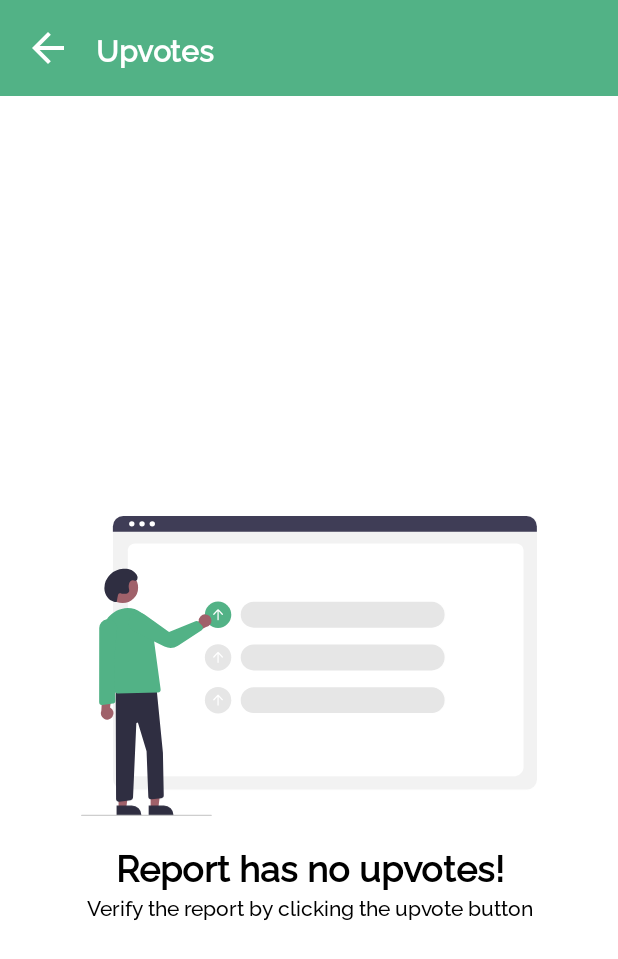
After one commit to ChickenCombo/disaster-online-reporting-application, an Android app: the UpvotesActivity screen opened directly, with no data from a screen before it, on a phone screen of 412 x 824 dp. The commit adds this screen. Shown: the top 959 px of the screen. Run offline under Robolectric (Android 15) with nearby library versions, the phone set to English and light mode, and no system bars; our stand-ins replace Firebase (no records; nobody signed in at launch, a user with empty details on screens opened directly).

Commit message:
Added UpvotesActivity to view the list of user's who upvoted a report

```diff
--- a/app/src/main/AndroidManifest.xml
+++ b/app/src/main/AndroidManifest.xml
@@ -16,6 +16,9 @@
         android:roundIcon="@mipmap/ic_launcher_round"
         android:supportsRtl="true"
         android:theme="@style/Theme.DORAV4">
+        <activity
+            android:name=".activities.UpvotesActivity"
+            android:exported="false" />
         <activity
             android:name=".activities.AdvisoriesActivity"
             android:exported="false" />
--- /dev/null
+++ b/app/src/main/java/com/app/dorav4/activities/UpvotesActivity.java
@@ -0,0 +1,114 @@
+package com.app.dorav4.activities;
+
+import androidx.annotation.NonNull;
+import androidx.appcompat.app.AppCompatActivity;
+import androidx.constraintlayout.widget.ConstraintLayout;
+import androidx.recyclerview.widget.LinearLayoutManager;
+import androidx.recyclerview.widget.RecyclerView;
+
+import android.content.Intent;
+import android.os.Bundle;
+import android.view.View;
+import android.widget.ImageView;
+import android.widget.TextView;
+
+import com.app.dorav4.R;
+import com.app.dorav4.adapters.UpvotesAdapter;
+import com.app.dorav4.models.Upvotes;
+import com.google.firebase.database.DataSnapshot;
+import com.google.firebase.database.DatabaseError;
+import com.google.firebase.database.DatabaseReference;
+import com.google.firebase.database.FirebaseDatabase;
+import com.google.firebase.database.ValueEventListener;
+
+import java.util.ArrayList;
+import java.util.List;
+
+public class UpvotesActivity extends AppCompatActivity {
+    TextView tvToolbarHeader;
+    RecyclerView recyclerView;
+    ImageView ivBack;
+    ConstraintLayout emptyView;
+
+    List<Upvotes> upvotesList;
+    UpvotesAdapter upvotesAdapter;
+
+    DatabaseReference upvotesReference, usersReference;
+
+    String reportId;
+
+    @Override
+    protected void onCreate(Bundle savedInstanceState) {
+        super.onCreate(savedInstanceState);
+        setContentView(R.layout.activity_upvotes);
+
+        tvToolbarHeader = findViewById(R.id.tvToolbarHeader);
+        ivBack = findViewById(R.id.ivBack);
+        recyclerView = findViewById(R.id.recyclerView);
+        emptyView = findViewById(R.id.emptyView);
+
+        // Set toolbar header
+        tvToolbarHeader.setText("Upvotes");
+
+        // Get reportId from previous activity
+        Intent intent = getIntent();
+        reportId = intent.getStringExtra("reportId");
+
+        upvotesList = new ArrayList<>();
+
+        upvotesReference = FirebaseDatabase.getInstance().getReference("Reports").child(reportId).child("Upvotes").child(reportId);
+        usersReference = FirebaseDatabase.getInstance().getReference("Users");
+
+        // ivBack OnClickListener
+        ivBack.setOnClickListener(v -> finish());
+
+        loadUpvotes();
+    }
+
+    // Get the list of all users who upvoted
+    private void loadUpvotes() {
+        upvotesReference.addValueEventListener(new ValueEventListener() {
+            @Override
+            public void onDataChange(@NonNull DataSnapshot snapshot) {
+                upvotesList.clear();
+
+                // Get the uid of the user who upvoted
+                for (DataSnapshot ds: snapshot.getChildren()) {
+                    String uid = ds.getRef().getKey();
+
+                    // Get the user's details based on their uid
+                    usersReference.orderByKey().equalTo(uid).addValueEventListener(new ValueEventListener() {
+                        @Override
+                        public void onDataChange(@NonNull DataSnapshot snapshot) {
+                            for (DataSnapshot ds: snapshot.getChildren()) {
+                                // Add the user's info into the list
+                                Upvotes upvotes = ds.getValue(Upvotes.class);
+                                upvotesList.add(upvotes);
+                                upvotesAdapter = new UpvotesAdapter(UpvotesActivity.this, upvotesList);
+                                recyclerView.setAdapter(upvotesAdapter);
+                            }
+
+                            // Show emptyView if recyclerView is empty
+                            if (upvotesList.size() == 0) {
+                                recyclerView.setVisibility(View.GONE);
+                            } else {
+                                recyclerView.setVisibility(View.VISIBLE);
+                                emptyView.setVisibility(View.GONE);
+                            }
+                        }
+
+                        @Override
+                        public void onCancelled(@NonNull DatabaseError error) {
+
+                        }
+                    });
+                }
+            }
+
+            @Override
+            public void onCancelled(@NonNull DatabaseError error) {
+
+            }
+        });
+    }
+}
--- /dev/null
+++ b/app/src/main/res/drawable/img_upvote.xml
@@ -0,0 +1,90 @@
+<vector xmlns:android="http://schemas.android.com/apk/res/android"
+    android:width="724.7238dp"
+    android:height="476.68454dp"
+    android:viewportWidth="724.7238"
+    android:viewportHeight="476.68454">
+  <path
+      android:pathData="M708.224,434.548L67.385,434.548a16.519,16.519 0,0 1,-16.5 -16.5L50.885,22.894a12.102,12.102 0,0 1,12.088 -12.088L712.427,10.806a12.311,12.311 0,0 1,12.297 12.297L724.724,418.048A16.519,16.519 0,0 1,708.224 434.548Z"
+      android:fillColor="#f2f2f2"/>
+  <path
+      android:pathData="M687.504,413.716L90.259,413.716c-8.755,0 -15.878,-6.67 -15.878,-14.868v-344.105c0,-6.08 5.278,-11.027 11.766,-11.027L691.421,43.715c6.595,0 11.961,5.028 11.961,11.208L703.382,398.847C703.382,407.046 696.259,413.716 687.504,413.716Z"
+      android:fillColor="#fff"/>
+  <path
+      android:pathData="M724.494,24.95L50.654,24.95v-8.4a16.574,16.574 0,0 1,16.56 -16.55L707.934,0a16.574,16.574 0,0 1,16.56 16.55Z"
+      android:fillColor="#3f3d56"/>
+  <path
+      android:pathData="M80.749,12.5m-4.283,0a4.283,4.283 0,1 1,8.567 0a4.283,4.283 0,1 1,-8.567 0"
+      android:fillColor="#fff"/>
+  <path
+      android:pathData="M97.008,12.5m-4.283,0a4.283,4.283 0,1 1,8.567 0a4.283,4.283 0,1 1,-8.567 0"
+      android:fillColor="#fff"/>
+  <path
+      android:pathData="M113.267,12.5m-4.283,0a4.283,4.283 0,1 1,8.567 0a4.283,4.283 0,1 1,-8.567 0"
+      android:fillColor="#fff"/>
+  <path
+      android:pathData="M274.352,136.382L557.325,136.382A20.514,20.514 0,0 1,577.839 156.895L577.839,156.895A20.514,20.514 0,0 1,557.325 177.409L274.352,177.409A20.514,20.514 0,0 1,253.839 156.895L253.839,156.895A20.514,20.514 0,0 1,274.352 136.382z"
+      android:fillColor="#e6e6e6"/>
+  <path
+      android:pathData="M274.352,204.27L557.325,204.27A20.514,20.514 0,0 1,577.839 224.784L577.839,224.784A20.514,20.514 0,0 1,557.325 245.298L274.352,245.298A20.514,20.514 0,0 1,253.839 224.784L253.839,224.784A20.514,20.514 0,0 1,274.352 204.27z"
+      android:fillColor="#e6e6e6"/>
+  <path
+      android:pathData="M274.352,272.159L557.325,272.159A20.514,20.514 0,0 1,577.839 292.673L577.839,292.673A20.514,20.514 0,0 1,557.325 313.187L274.352,313.187A20.514,20.514 0,0 1,253.839 292.673L253.839,292.673A20.514,20.514 0,0 1,274.352 272.159z"
+      android:fillColor="#e6e6e6"/>
+  <path
+      android:pathData="M217.839,224.784m-21,0a21,21 0,1 1,42 0a21,21 0,1 1,-42 0"
+      android:fillColor="#e6e6e6"/>
+  <path
+      android:pathData="M225.337,223.338l-6.376,-6.858a1.53,1.53 0,0 0,-2.242 -0l-6.377,6.858a1.001,1.001 0,1 0,1.466 1.363l5.031,-5.412v13.288a1,1 0,0 0,2 0L218.838,219.285l5.033,5.416a1.001,1.001 0,0 0,1.466 -1.363Z"
+      android:fillColor="#fff"/>
+  <path
+      android:pathData="M217.839,292.673m-21,0a21,21 0,1 1,42 0a21,21 0,1 1,-42 0"
+      android:fillColor="#e6e6e6"/>
+  <path
+      android:pathData="M225.337,291.227l-6.376,-6.858a1.53,1.53 0,0 0,-2.242 -0l-6.377,6.858a1.001,1.001 0,1 0,1.466 1.363l5.031,-5.412v13.288a1,1 0,0 0,2 0L218.838,287.173l5.033,5.416a1.001,1.001 0,0 0,1.466 -1.363Z"
+      android:fillColor="#fff"/>
+  <path
+      android:pathData="M217.839,156.895m-21,0a21,21 0,1 1,42 0a21,21 0,1 1,-42 0"
+      android:fillColor="#52b286"/>
+  <path
+      android:pathData="M225.337,155.449l-6.376,-6.858a1.53,1.53 0,0 0,-2.242 -0l-6.377,6.858a1.001,1.001 0,1 0,1.466 1.363l5.031,-5.412L216.838,164.688a1,1 0,0 0,2 0L218.838,151.396l5.033,5.416a1.001,1.001 0,0 0,1.466 -1.363Z"
+      android:fillColor="#fff"/>
+  <path
+      android:pathData="M198.147,156.334a10.056,10.056 0,0 0,-10.986 10.819l-32.707,14.395 15.602,10.071 28.667,-15.214a10.11,10.11 0,0 0,-0.576 -20.071Z"
+      android:fillColor="#a0616a"/>
+  <path
+      android:pathData="M66.215,113.817m-24.561,0a24.561,24.561 0,1 1,49.122 0a24.561,24.561 0,1 1,-49.122 0"
+      android:fillColor="#a0616a"/>
+  <path
+      android:pathData="M110.667,464.031l12.26,-0.001l5.832,-47.288l-18.094,0.001l0.002,47.288z"
+      android:fillColor="#a0616a"/>
+  <path
+      android:pathData="M107.54,460.028l24.144,-0.001h0.001A15.386,15.386 0,0 1,147.071 475.413v0.5l-39.531,0.001Z"
+      android:fillColor="#2f2e41"/>
+  <path
+      android:pathData="M59.667,464.031l12.26,-0.001l5.832,-47.288l-18.094,0.001l0.002,47.288z"
+      android:fillColor="#a0616a"/>
+  <path
+      android:pathData="M56.54,460.028l24.144,-0.001h0.001A15.386,15.386 0,0 1,96.071 475.413v0.5l-39.531,0.001Z"
+      android:fillColor="#2f2e41"/>
+  <path
+      android:pathData="M57.272,452.834a4.501,4.501 0,0 1,-1.524 -3.36l-0.577,-177.201 64.022,-2.468 0.47,-0.018 10.529,106.292 1.319,67.714a4.485,4.485 0,0 1,-3.973 4.557l-15.541,1.829a4.498,4.498 0,0 1,-5.023 -4.295L104.208,373.947l-13.434,-44.784a1.5,1.5 0,0 0,-2.857 0.554l-5.229,117.764a4.493,4.493 0,0 1,-3.944 4.235l-17.946,2.209a4.489,4.489 0,0 1,-3.525 -1.091Z"
+      android:fillColor="#2f2e41"/>
+  <path
+      android:pathData="M53.227,278.562l-18.968,-77.029c-5.91,-24.002 7.591,-48.169 30.097,-53.872a38.196,38.196 0,0 1,31.108 5.547,44.132 44.132,0 0,1 18.68,30.792l12.39,91.191a4.5,4.5 0,0 1,-4.341 5.104l-64.479,1.689c-0.039,0.001 -0.078,0.001 -0.117,0.001A4.526,4.526 0,0 1,53.227 278.562Z"
+      android:fillColor="#52b286"/>
+  <path
+      android:pathData="M132.688,207.397l-48.088,-23.357A16.155,16.155 0,1 1,101.046 156.362l38.909,27.786 42.002,-16.726a4.484,4.484 0,0 1,4.932 1.087l5.665,5.98a4.499,4.499 0,0 1,-0.799 6.856l-37.602,24.67a21.882,21.882 0,0 1,-21.464 1.381Z"
+      android:fillColor="#52b286"/>
+  <path
+      android:pathData="M56.716,136.836a12.909,12.909 0,0 1,-5.596 -1.156c-0.783,-0.345 -1.596,-0.628 -2.378,-0.973 -6.904,-3.045 -11.453,-11.439 -11.615,-19.886a30.305,30.305 0,0 1,9.36 -22.05,33.71 33.71,0 0,1 20.442,-8.819c7.95,-0.691 16.902,1.61 21.344,9.168a8.845,8.845 0,0 1,1.309 6.882,4.504 4.504,0 0,1 -1.087,1.906c-1.984,2.015 -3.962,0.5 -5.984,0.366 -2.78,-0.184 -5.277,2.385 -6.174,5.394s-0.502,6.322 0.222,9.391l0.013,0.057a5.149,5.149 0,0 1,-4.56 6.277c-3.057,0.276 -6.416,0.448 -7.375,-0.002 -1.877,-0.881 -4.4,-0.685 -5.492,1.267a7.61,7.61 0,0 0,-0.694 2.289c-0.98,5.095 -0.754,4.795 -1.734,9.89Z"
+      android:fillColor="#2f2e41"/>
+  <path
+      android:pathData="M49.77,319.438a10.056,10.056 0,0 0,-3.573 -15l4.606,-35.437 -16.691,8.139 -1.815,32.403a10.11,10.11 0,0 0,17.473 9.893Z"
+      android:fillColor="#a0616a"/>
+  <path
+      android:pathData="M51.686,297.851a4.601,4.601 0,0 1,-0.937 0.22l-16.845,2.13a4.5,4.5 0,0 1,-5.064 -4.469l0.133,-117.622a14.265,14.265 0,0 1,12.16 -14.027h0a14.189,14.189 0,0 1,16.15 15.406l-4.894,50.688 2.294,63.266A4.474,4.474 0,0 1,51.686 297.851Z"
+      android:fillColor="#52b286"/>
+  <path
+      android:pathData="M207,476.685h-206a1,1 0,0 1,0 -2h206a1,1 0,1 1,0 2Z"
+      android:fillColor="#ccc"/>
+</vector>
--- a/app/src/main/res/layout/activity_comments.xml
+++ b/app/src/main/res/layout/activity_comments.xml
@@ -209,7 +209,8 @@
                 android:id="@+id/recyclerView"
                 android:visibility="visible"
                 android:layout_width="match_parent"
-                android:layout_height="wrap_content" />
+                android:layout_height="wrap_content"
+                tools:listitem="@layout/single_view_comments"/>
 
             <TextView
                 android:id="@+id/tvEmptyViewHeader"
--- /dev/null
+++ b/app/src/main/res/layout/activity_upvotes.xml
@@ -0,0 +1,83 @@
+<?xml version="1.0" encoding="utf-8"?>
+<RelativeLayout xmlns:android="http://schemas.android.com/apk/res/android"
+    xmlns:app="http://schemas.android.com/apk/res-auto"
+    xmlns:tools="http://schemas.android.com/tools"
+    android:layout_width="match_parent"
+    android:layout_height="match_parent"
+    tools:context=".activities.UpvotesActivity"
+    android:background="#e5e5e5">
+
+    <include
+        android:id="@+id/toolbar"
+        layout="@layout/toolbar_back"
+        android:layout_width="match_parent"
+        android:layout_height="wrap_content"
+        android:layout_alignParentStart="true" />
+
+    <androidx.constraintlayout.widget.ConstraintLayout
+        android:id="@+id/emptyView"
+        android:background="@color/white"
+        android:layout_width="match_parent"
+        android:layout_height="match_parent"
+        android:layout_below="@id/toolbar"
+        android:backgroundTint="@color/white">
+
+        <ImageView
+            android:id="@+id/imageView6"
+            android:layout_width="match_parent"
+            android:layout_height="200dp"
+            android:layout_marginStart="16dp"
+            android:layout_marginEnd="16dp"
+            android:src="@drawable/img_upvote"
+            app:layout_constraintBottom_toBottomOf="parent"
+            app:layout_constraintEnd_toEndOf="parent"
+            app:layout_constraintStart_toStartOf="parent"
+            app:layout_constraintTop_toTopOf="parent" />
+
+        <TextView
+            android:id="@+id/textView10"
+            android:layout_width="match_parent"
+            android:layout_height="wrap_content"
+            android:layout_marginStart="16dp"
+            android:layout_marginTop="16dp"
+            android:layout_marginEnd="16dp"
+            android:fontFamily="@font/raleway"
+            android:text="Report has no upvotes!"
+            android:textAlignment="center"
+            android:textColor="@color/black"
+            android:textSize="24sp"
+            android:textStyle="bold"
+            app:layout_constraintEnd_toEndOf="parent"
+            app:layout_constraintStart_toStartOf="parent"
+            app:layout_constraintTop_toBottomOf="@+id/imageView6" />
+
+        <TextView
+            android:id="@+id/textView11"
+            android:layout_width="match_parent"
+            android:layout_height="wrap_content"
+            android:fontFamily="@font/raleway"
+            android:layout_marginStart="32dp"
+            android:layout_marginEnd="32dp"
+            android:text="Verify the report by clicking the upvote button"
+            android:textAlignment="center"
+            android:textColor="@color/black"
+            app:layout_constraintEnd_toEndOf="parent"
+            app:layout_constraintStart_toStartOf="parent"
+            app:layout_constraintTop_toBottomOf="@+id/textView10" />
+    </androidx.constraintlayout.widget.ConstraintLayout>
+
+    <androidx.core.widget.NestedScrollView
+        android:id="@+id/nestedScrollView"
+        android:layout_width="match_parent"
+        android:layout_height="match_parent"
+        android:layout_below="@id/toolbar"
+        android:layout_marginTop="8dp">
+
+        <androidx.recyclerview.widget.RecyclerView
+            android:id="@+id/recyclerView"
+            android:layout_width="match_parent"
+            android:layout_height="match_parent"
+            app:layoutManager="androidx.recyclerview.widget.LinearLayoutManager"
+            tools:listitem="@layout/single_view_upvotes" />
+    </androidx.core.widget.NestedScrollView>
+</RelativeLayout>
--- a/app/src/main/res/layout/fragment_reports.xml
+++ b/app/src/main/res/layout/fragment_reports.xml
@@ -25,7 +25,7 @@
             android:layout_height="200dp"
             android:layout_marginStart="16dp"
             android:layout_marginEnd="16dp"
-            android:src="@drawable/ic_img_empty"
+            android:src="@drawable/img_empty"
             app:layout_constraintBottom_toBottomOf="parent"
             app:layout_constraintEnd_toEndOf="parent"
             app:layout_constraintStart_toStartOf="parent"
@@ -91,7 +91,8 @@
         <androidx.recyclerview.widget.RecyclerView
             android:id="@+id/recyclerView"
             android:layout_width="match_parent"
-            android:layout_height="match_parent" />
+            android:layout_height="match_parent"
+            tools:listitem="@layout/single_view_reports"/>
 
     </androidx.core.widget.NestedScrollView>
 
--- a/gradle.properties
+++ b/gradle.properties
@@ -1,5 +1,5 @@
 # Project-wide Gradle settings.
-# IDE (e.g. Android Studio) users:
+# IDE (e.g. Android Studio) upvotes:
 # Gradle settings configured through the IDE *will override*
 # any settings specified in this file.
 # For more details on how to configure your build environment visit
```
Also changed, not shown: app/src/main/java/com/app/dorav4/activities/CommentsActivity.java (+8 -1 lines), app/src/main/java/com/app/dorav4/adapters/ReportsAdapter.java (+8 -0 lines), app/src/main/java/com/app/dorav4/adapters/UpvotesAdapter.java (added, +49 -0 lines), app/src/main/java/com/app/dorav4/holders/UpvotesViewHolder.java (added, +22 -0 lines), app/src/main/java/com/app/dorav4/models/Upvotes.java (added, +29 -0 lines), app/src/main/res/layout/single_view_upvotes.xml (added, +56 -0 lines), app/src/main/res/drawable/img_empty.xml (renamed from app/src/main/res/drawable/ic_img_empty.xml), 1 other file.
